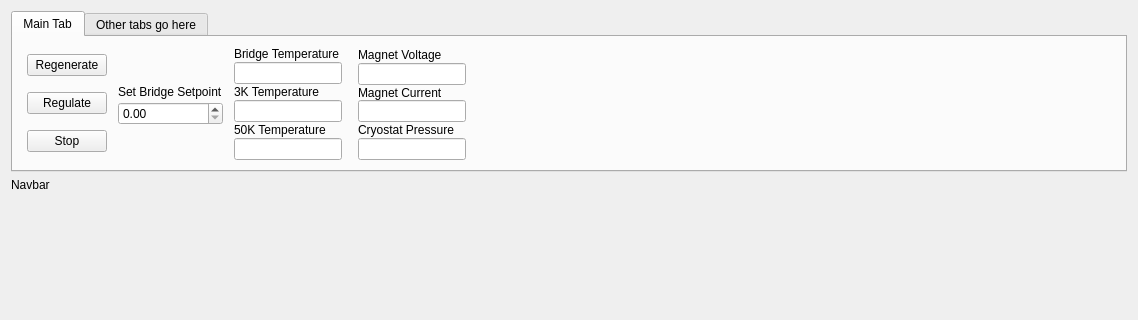
This is ui_devel/gui.ui in ColumbiaCMB/adr_control as Qt 5 draws it before an edit; both pictures show x 0 to 1138 and y 0 to 320 of the 1138 by 834 pixel window. The edited form follows.
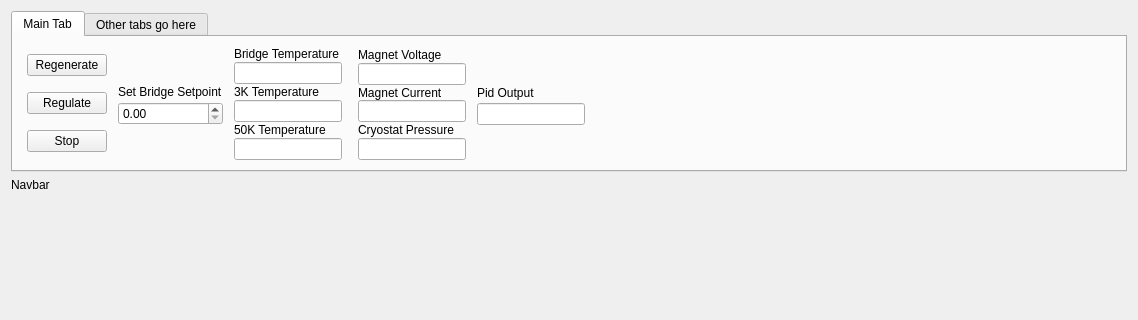
This is the edited form.

The edit to the form file:
```diff
--- a/ui_devel/gui.ui
+++ b/ui_devel/gui.ui
@@ -277,7 +277,7 @@
            </item>
           </layout>
          </item>
-         <item row="0" column="4">
+         <item row="0" column="5">
           <spacer name="horizontalSpacer_3">
            <property name="orientation">
             <enum>Qt::Horizontal</enum>
@@ -399,6 +399,45 @@
            </item>
           </layout>
          </item>
+         <item row="0" column="4">
+          <layout class="QVBoxLayout" name="verticalLayout_2">
+           <property name="spacing">
+            <number>0</number>
+           </property>
+           <property name="leftMargin">
+            <number>0</number>
+           </property>
+           <property name="topMargin">
+            <number>35</number>
+           </property>
+           <property name="rightMargin">
+            <number>0</number>
+           </property>
+           <property name="bottomMargin">
+            <number>35</number>
+           </property>
+           <item>
+            <widget class="QLabel" name="label_6">
+             <property name="text">
+              <string>Pid Output</string>
+             </property>
+            </widget>
+           </item>
+           <item>
+            <widget class="QLineEdit" name="pid_output_value">
+             <property name="sizePolicy">
+              <sizepolicy hsizetype="Minimum" vsizetype="Fixed">
+               <horstretch>0</horstretch>
+               <verstretch>0</verstretch>
+              </sizepolicy>
+             </property>
+             <property name="readOnly">
+              <bool>true</bool>
+             </property>
+            </widget>
+           </item>
+          </layout>
+         </item>
         </layout>
        </item>
       </layout>
```
